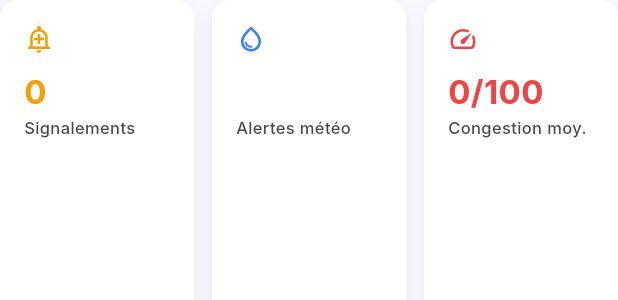
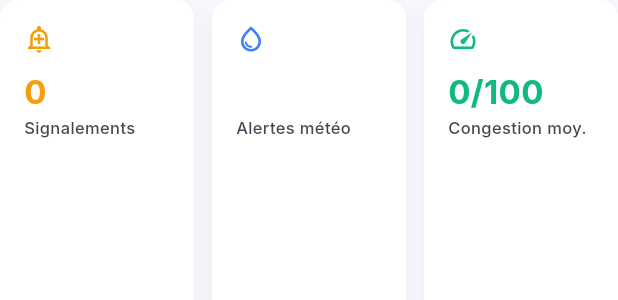
Before and after one commit to herverenard147/nexus-2, a Flutter app: the _StatsRow widget shown alone on an empty page, opened directly with empty values, on a phone screen of 412 x 824 dp. Shown: the top 300 px of the screen. Run offline on Flutter 3.47's test engine with Material 3 defaults, Android fonts, the phone set to English and light mode, and no system bars; our stand-ins replace flutter_secure_storage, flutter_svg; accounts and stored records are empty; network calls fail.

Commit message:
BUG 3 : couleur KPI congestion dynamique (≥70 rouge, ≥40 orange, <40 vert)
La KPI card "Congestion moy." avait color: AppColors.bloque hardcodé,
affichant systématiquement le score en rouge (même 24/100). La couleur
utilise désormais AppColors.trafficColor(niveau) avec les mêmes seuils
<40/≥40/<70/≥70 que les autres widgets de l'app.

Co-Authored-By: Claude Sonnet 4.6 <noreply@anthropic.com>

```diff
--- a/cityflow_app/lib/screens/dashboard_screen.dart
+++ b/cityflow_app/lib/screens/dashboard_screen.dart
@@ -155,7 +155,15 @@ class _StatsRow extends StatelessWidget {
 
   @override
   Widget build(BuildContext context) {
-    final congestion = (stats['congestion_moyenne'] as num?)?.toStringAsFixed(0) ?? '—';
+    final congestionRaw = (stats['congestion_moyenne'] as num?)?.round() ?? -1;
+    final congestion = congestionRaw < 0 ? '—' : '$congestionRaw';
+    final congestionNiveau = congestionRaw < 0
+        ? 0
+        : congestionRaw >= 70
+            ? 2
+            : congestionRaw >= 40
+                ? 1
+                : 0;
     return Row(
       children: [
         Expanded(
@@ -181,7 +189,7 @@ class _StatsRow extends StatelessWidget {
             label: 'Congestion moy.',
             value: congestion == '—' ? '—' : '$congestion/100',
             icon: Icons.speed_outlined,
-            color: AppColors.bloque,
+            color: AppColors.trafficColor(congestionNiveau),
           ),
         ),
       ],
```
